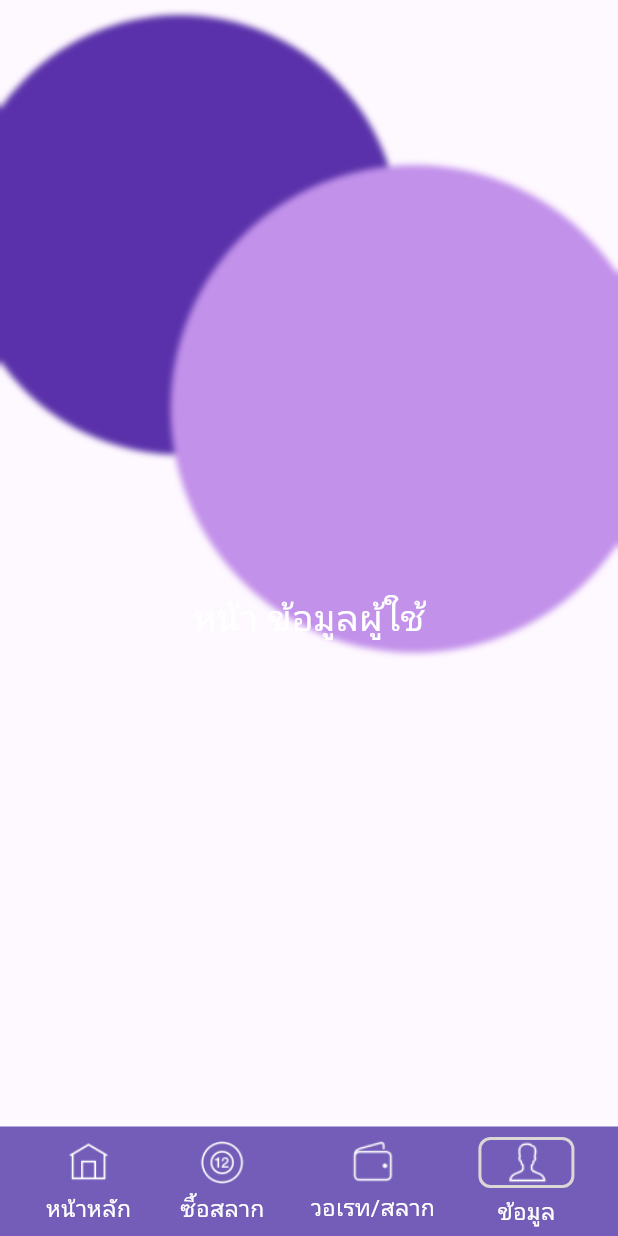
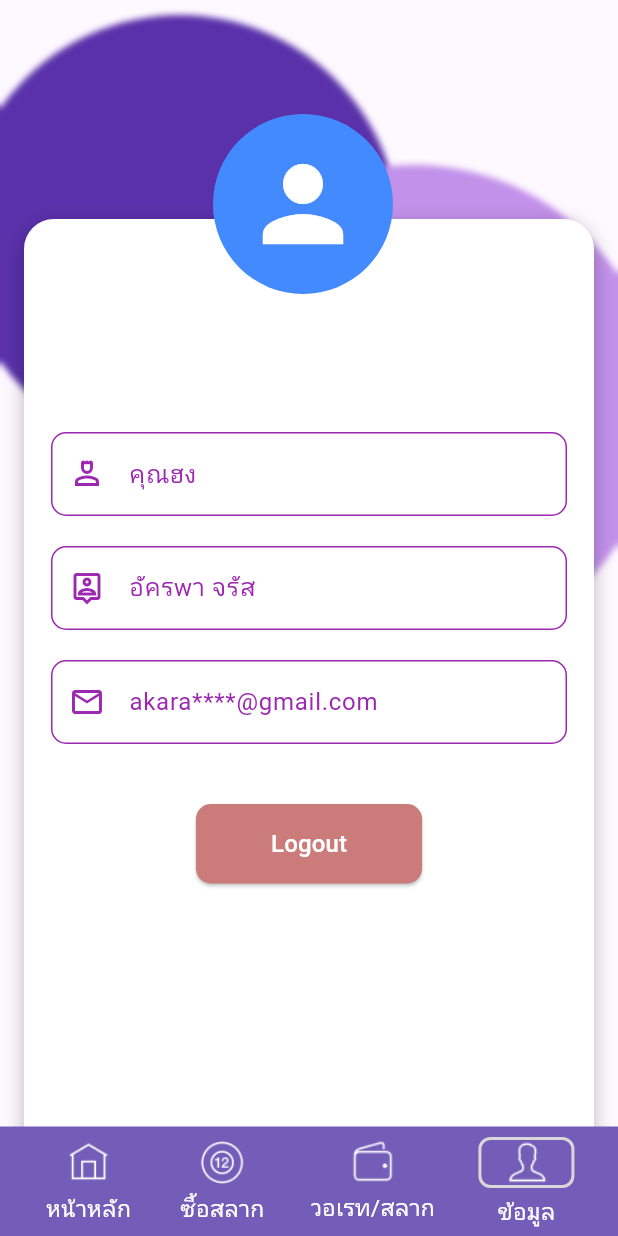
Before and after one commit to twotee007/miniprojectapp, a Flutter app: the UserPage screen opened directly, on a phone screen of 412 x 824 dp. Run offline on Flutter 3.47's test engine with Material 3 defaults, Android fonts, the light colour scheme and no system bars.

Commit message:
user finish

```diff
--- a/lib/page/user.dart
+++ b/lib/page/user.dart
@@ -4,6 +4,7 @@ import 'package:miniprojectapp/page/Widget.dart';
 import 'package:miniprojectapp/page/home.dart';
 import 'package:miniprojectapp/page/lotto.dart';
 import 'package:miniprojectapp/page/wallet.dart';
+import 'package:miniprojectapp/page/login.dart'; // นำเข้า LoginPage
 
 class UserPage extends StatelessWidget {
   @override
@@ -53,11 +54,88 @@ class UserPage extends StatelessWidget {
               ],
             ),
           ),
-          // Main Content
+          // Main Content with White Border
           Center(
-            child: Text(
-              'หน้า ข้อมูลผู้ใช้',
-              style: TextStyle(fontSize: 24, color: Colors.white),
+            child: Padding(
+              padding: const EdgeInsets.all(16.0),
+              child: Stack(
+                clipBehavior: Clip.none,
+                children: [
+                  // White Border Container
+                  Container(
+                    margin: EdgeInsets.only(top: 130.0), // เพิ่ม margin ด้านบน
+                    padding: EdgeInsets.only(top: 60.0, left: 16.0, right: 16.0, bottom: 16.0), // เพิ่ม padding ด้านบน
+                    decoration: BoxDecoration(
+                      color: Colors.white, // สีพื้นหลังของกรอบ
+                      borderRadius: BorderRadius.circular(20), // ขอบมนของกรอบ
+                      border: Border.all(color: Colors.white, width: 2), // กรอบสีขาว
+                      boxShadow: [
+                        BoxShadow(
+                          color: Colors.black26,
+                          blurRadius: 10,
+                          offset: Offset(0, 4),
+                        ),
+                      ],
+                    ),
+                    child: Column(
+                      children: [
+                        SizedBox(height: 80), // เพิ่มที่ว่างด้านบนเพื่อให้รูปโปรไฟล์ต่ำลง
+                        _buildTextField(
+                          icon: Icons.person_4_outlined,
+                          label: 'คุณฮง',
+                        ),
+                        SizedBox(height: 20),
+                        _buildTextField(
+                          icon: Icons.person_pin_outlined,
+                          label: 'อัครwา จรัส',
+                        ),
+                        SizedBox(height: 20),
+                        _buildTextField(
+                          icon: Icons.email_outlined,
+                          label: 'akara****@gmail.com',
+                        ),
+                        SizedBox(height: 40),
+                        ElevatedButton(
+                          style: ElevatedButton.styleFrom(
+                            backgroundColor: Color(0xFFCC7B7B), // สีของปุ่ม Logout
+                            padding: EdgeInsets.symmetric(horizontal: 50, vertical: 15),
+                            shape: RoundedRectangleBorder(
+                              borderRadius: BorderRadius.circular(10),
+                            ),
+                          ),
+                          onPressed: () {
+                            Navigator.pushReplacement(
+                              context,
+                              MaterialPageRoute(builder: (context) => LoginPage()), // นำทางไปยัง LoginPage
+                            );
+                          },
+                          child: Text(
+                            'Logout',
+                            style: TextStyle(
+                              fontSize: 16,
+                              color: Colors.white,
+                            ),
+                          ),
+                        ),
+                      ],
+                    ),
+                  ),
+                  // Profile Picture
+                  Positioned(
+                    top: 60, // ปรับตำแหน่งรูปโปรไฟล์ให้ต่ำลง
+                    left: MediaQuery.of(context).size.width / 2 - 80, // จัดกลางแนวนอน
+                    child: CircleAvatar(
+                      radius: 60,
+                      backgroundColor: Colors.blueAccent,
+                      child: Icon(
+                        Icons.person,
+                        size: 80,
+                        color: Colors.white,
+                      ),
+                    ),
+                  ),
+                ],
+              ),
             ),
           ),
           // Bottom Navigation Bar
@@ -90,4 +168,28 @@ class UserPage extends StatelessWidget {
       ),
     );
   }
+
+  Widget _buildTextField({required IconData icon, required String label}) {
+    return TextField(
+      readOnly: true, // ทำให้ไม่สามารถแก้ไขได้
+      enabled: false, // ทำให้ไม่สามารถโต้ตอบได้
+      decoration: InputDecoration(
+        prefixIcon: Icon(icon, color: Colors.purple),
+        labelText: label,
+        labelStyle: TextStyle(color: Colors.purple),
+        border: OutlineInputBorder(
+          borderSide: BorderSide(color: Colors.purple),
+          borderRadius: BorderRadius.circular(10),
+        ),
+        focusedBorder: OutlineInputBorder(
+          borderSide: BorderSide(color: Colors.purple),
+          borderRadius: BorderRadius.circular(10),
+        ),
+        disabledBorder: OutlineInputBorder(
+          borderSide: BorderSide(color: Colors.purple),
+          borderRadius: BorderRadius.circular(10),
+        ),
+      ),
+    );
+  }
 }
```
